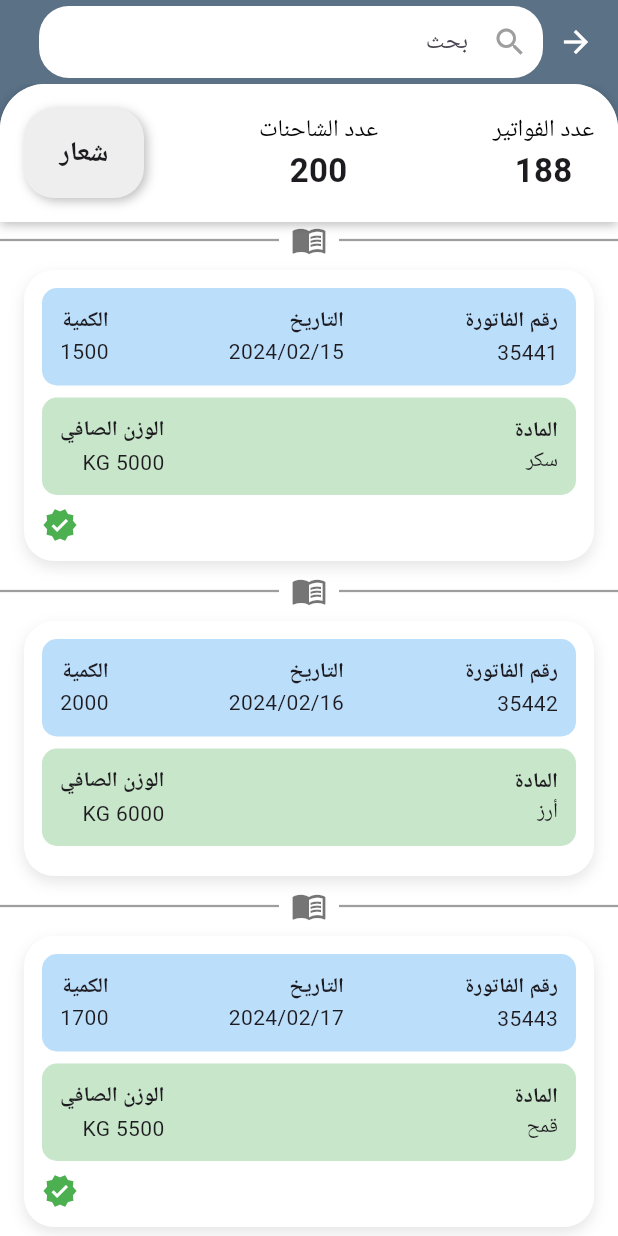
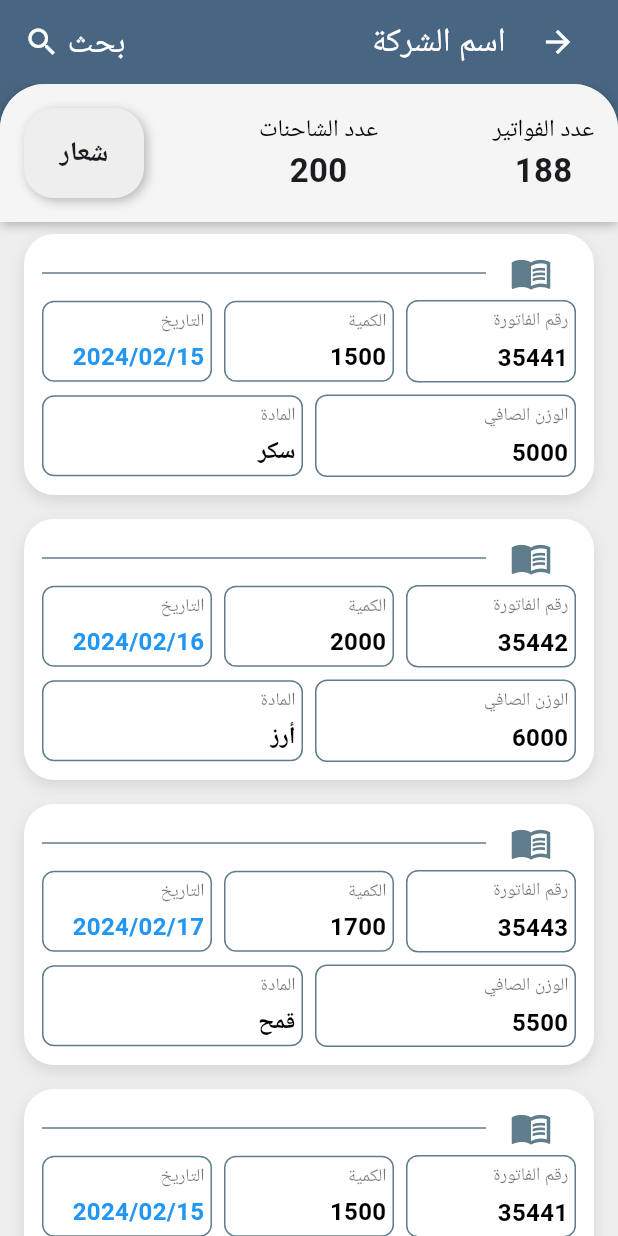
Before and after one commit to Azobad2024/mutazan_plus, a Flutter app: the screen it shows after launch, on a phone screen of 412 x 824 dp. Run offline on Flutter 3.47's test engine with Material 3 defaults, Android fonts, the phone set to English and light mode, and no system bars; our stand-ins replace flutter_svg; Roboto replaces fonts that are missing (Khandevane); project files that could hold a hidden picture were left out.

Commit message:
تحسين تصميم صفحة افواتير واضافة شاشة مراجعة وتحقيق الفاتورة

```diff
--- a/lib/main.dart
+++ b/lib/main.dart
@@ -35,6 +35,7 @@ class MyApp extends StatelessWidget {
           child: child!,
         );
       },
+
       home:  InvoicesScreen(),//LoginScreenWithWelcome(),//Company(),
       routes: {
         "/Home": (context) => Home(),
--- a/lib/view/Bills.dart
+++ b/lib/view/Bills.dart
@@ -1,4 +1,6 @@
 import 'package:flutter/material.dart';
+
+import '../constants.dart';
 
 class InvoicesScreen extends StatefulWidget {
   @override
@@ -6,8 +8,17 @@ class InvoicesScreen extends StatefulWidget {
 }
 
 class _InvoicesScreenState extends State<InvoicesScreen> {
+  bool _isSearching = false;
+  TextEditingController _searchController = TextEditingController();
   int totalInvoices = 188;
   int totalTrucks = 200;
+
+  void _closeSearch(){
+    setState(() {
+      _isSearching = false;
+      _searchController.clear();
+    });
+  }
 
   final List<Map<String, dynamic>> invoices = [
     {
@@ -16,7 +27,7 @@ class _InvoicesScreenState extends State<InvoicesScreen> {
       'quantity': '1500',
       'material': 'سكر',
       'netWeight': '5000',
-      'isVerified': true,
+      'isVerified': false,
     },
     {
       'invoiceNumber': '35442',
@@ -32,36 +43,80 @@ class _InvoicesScreenState extends State<InvoicesScreen> {
       'quantity': '1700',
       'material': 'قمح',
       'netWeight': '5500',
-      'isVerified': true,
+      'isVerified': false,
     },
+    {
+      'invoiceNumber': '35441',
+      'date': '2024/02/15',
+      'quantity': '1500',
+      'material': 'سكر',
+      'netWeight': '5000',
+      'isVerified': false,
+    },
+
   ];
+
+  //تحديث حالة الفاتورة عند التحقق
+  void verifyInvoice(int index) {
+    setState(() {
+      invoices[index]['isVerified'] = true;
+    });
+  }
 
   @override
   Widget build(BuildContext context) {
-    return Scaffold(
-      backgroundColor: Color(0xFF5A7186),
+    return GestureDetector(
+      onTap: _closeSearch,
+      child: Scaffold(
+        backgroundColor: backgroundColor,
         appBar: AppBar(
-        backgroundColor: Color(0xFF5A7186),
+          backgroundColor: backgroundColor,
           elevation: 0,
           title: Row(
-          mainAxisAlignment: MainAxisAlignment.spaceBetween,
             children: [
-            Icon(Icons.arrow_back, color: Colors.white),
-            Expanded(
-              child: Container(
-                margin: EdgeInsets.symmetric(horizontal: 10),
-                padding: EdgeInsets.symmetric(horizontal: 10),
+              // أيقونة العودة في الجانب الأيسر
+              IconButton(
+                icon: Icon(Icons.arrow_back, color: Colors.white),
+                onPressed: () {
+                  Navigator.pop(context); // الرجوع للخلف
+                },
+              ),
+              Text("  اسم الشركة ",style: TextStyle(color: Colors.white),),
+              Spacer(), // يضيف فراغ بين البحث وأيقونة العودة
+
+              // البحث في الجانب الأيمن
+              if (_isSearching)
+                AnimatedContainer(
+                  duration: Duration(milliseconds: 300), // تأثير انسيابي
+                  width: MediaQuery.of(context).size.width * 0.5, // 60% من عرض الشاشة
+                  height: 40,
                   decoration: BoxDecoration(
                     color: Colors.white,
                     borderRadius: BorderRadius.circular(20),
                   ),
                   child: TextField(
+                    controller: _searchController,
+                    autofocus: true,
                     decoration: InputDecoration(
-                    hintText: 'بحث',
+                      hintText: 'أدخل نص البحث...',
                       border: InputBorder.none,
-                    icon: Icon(Icons.search, color: Colors.grey),
+                      contentPadding: EdgeInsets.symmetric(horizontal: 10),
                     ),
                   ),
+                )
+              else
+                GestureDetector(
+                  onTap: () {
+                    setState(() {
+                      _isSearching = true;
+                    });
+                  },
+                  child: Row(
+                    children: [
+                      Text('بحث', style: TextStyle(color: Colors.white)),
+                      SizedBox(width: 5),
+                      Icon(Icons.search, color: Colors.white),
+                    ],
                   ),
                 ),
             ],
@@ -69,7 +124,7 @@ class _InvoicesScreenState extends State<InvoicesScreen> {
         ),
         body: Container(
           decoration: BoxDecoration(
-          color: Colors.white,
+            color: Colors.grey[200],
             borderRadius: BorderRadius.vertical(top: Radius.circular(30)),
           ),
           child: Column(
@@ -78,7 +133,7 @@ class _InvoicesScreenState extends State<InvoicesScreen> {
               Container(
                 padding: EdgeInsets.all(16),
                 decoration: BoxDecoration(
-                color: Colors.white,
+                  color: Colors.grey[100],
                   borderRadius: BorderRadius.vertical(top: Radius.circular(30)),
                   boxShadow: [
                     BoxShadow(
@@ -148,11 +203,13 @@ class _InvoicesScreenState extends State<InvoicesScreen> {
                       material: invoice['material'],
                       netWeight: invoice['netWeight'],
                       isVerified: invoice['isVerified'],
+                      onVerify: () => verifyInvoice(index), // ✅ تمرير دالة التحقق
                     );
                   },
                 ),
               ),
             ],
+          ),
         ),
       ),
     );
@@ -167,6 +224,7 @@ class InvoiceCard extends StatelessWidget {
   final String material;
   final String netWeight;
   final bool isVerified;
+  final VoidCallback onVerify; // ✅ تمرير دالة التحقق
 
   InvoiceCard({
     required this.invoiceNumber,
@@ -174,28 +232,20 @@ class InvoiceCard extends StatelessWidget {
     required this.quantity,
     required this.material,
     required this.netWeight,
-    this.isVerified = false,
+    required this.isVerified,
+    required this.onVerify,
   });
 
   @override
   Widget build(BuildContext context) {
-    return Column(
+    return GestureDetector(
+      onTap: () {
+        if (!isVerified) {
+          _showVerificationDialog(context);
+        }
+      },
+      child: Column(
         children: [
-        // ✅ الخط الفاصل مع أيقونة الكتاب
-        Row(
-          children: [
-            Expanded(
-              child: Divider(color: Colors.grey, thickness: 1.5),
-            ),
-            Padding(
-              padding: const EdgeInsets.symmetric(horizontal: 8),
-              child: Icon(Icons.menu_book, color: Colors.black54),
-            ),
-            Expanded(
-              child: Divider(color: Colors.grey, thickness: 1.5),
-            ),
-          ],
-        ),
           Container(
             margin: EdgeInsets.symmetric(vertical: 8, horizontal: 16),
             padding: EdgeInsets.all(12),
@@ -213,88 +263,132 @@ class InvoiceCard extends StatelessWidget {
             child: Column(
               crossAxisAlignment: CrossAxisAlignment.start,
               children: [
-              // ✅ المربع الأول: رقم الفاتورة، الكمية، والتاريخ
-              Container(
-                padding: EdgeInsets.all(12),
-                decoration: BoxDecoration(
-                  color: Colors.blue[100],
-                  borderRadius: BorderRadius.circular(10),
+                Row(
+                  children: [
+                    Padding(
+                      padding: EdgeInsets.symmetric(horizontal: 16),
+                      child: Icon(Icons.menu_book, color: Colors.blueGrey, size: 28),
                     ),
-                child: Row(
-                  mainAxisAlignment: MainAxisAlignment.spaceBetween,
-                  children: [
-                    Column(
-                      crossAxisAlignment: CrossAxisAlignment.start,
-                      children: [
-                        Text("رقم الفاتورة",
-                            style: TextStyle(fontWeight: FontWeight.bold)),
-                        Text(invoiceNumber),
-                      ],
-                    ),
-                    Column(
-                      crossAxisAlignment: CrossAxisAlignment.start,
-                      children: [
-                        Text("التاريخ",
-                            style: TextStyle(fontWeight: FontWeight.bold)),
-                        Text(date),
-                      ],
-                    ),
-                    Column(
-                      crossAxisAlignment: CrossAxisAlignment.start,
-                      children: [
-                        Text("الكمية",
-                            style: TextStyle(fontWeight: FontWeight.bold)),
-                        Text(quantity),
-                      ],
+                    Expanded(
+                      child: Container(height: 1, color: Colors.blueGrey),
                     ),
                   ],
                 ),
+                SizedBox(height: 4),
+                Row(
+                  children: [
+                    Expanded(
+                      child: InvoiceLabel(title: "رقم الفاتورة", value: invoiceNumber),
                     ),
-              SizedBox(height: 8),
-
-              // ✅ المربع الثاني: المادة والوزن الصافي
-              Container(
-                padding: EdgeInsets.all(12),
-                decoration: BoxDecoration(
-                  color: Colors.green[100],
-                  borderRadius: BorderRadius.circular(10),
+                    SizedBox(width: 8),
+                    Expanded(
+                      child: InvoiceLabel(title: "الكمية", value: quantity),
                     ),
-                child: Row(
-                  mainAxisAlignment: MainAxisAlignment.spaceBetween,
-                  children: [
-                    Column(
-                      crossAxisAlignment: CrossAxisAlignment.start,
-                      children: [
-                        Text("المادة",
-                            style: TextStyle(fontWeight: FontWeight.bold)),
-                        Text(material),
-                      ],
-                    ),
-                    Column(
-                      crossAxisAlignment: CrossAxisAlignment.start,
-                      children: [
-                        Text("الوزن الصافي",
-                            style: TextStyle(fontWeight: FontWeight.bold)),
-                        Text("$netWeight KG"),
-                      ],
+                    SizedBox(width: 8),
+                    Expanded(
+                      child: InvoiceLabel(title: "التاريخ", value: date, isDate: true),
                     ),
                   ],
                 ),
+                SizedBox(height: 8),
+                Row(
+                  children: [
+                    Expanded(
+                      child: InvoiceLabel(title: "الوزن الصافي", value: netWeight),
                     ),
-              SizedBox(height: 8),
-
-              // ✅ أيقونة التحقق
+                    SizedBox(width: 8),
+                    Expanded(
+                      child: InvoiceLabel(title: "المادة", value: material),
+                    ),
+                  ],
+                ),
                 if (isVerified)
-                Row(
-                  mainAxisAlignment: MainAxisAlignment.end,
+                  Padding(
+                    padding: const EdgeInsets.only(top: 8),
+                    child: Row(
+                      mainAxisAlignment: MainAxisAlignment.center,
                       children: [
-                    Icon(Icons.verified, color: Colors.green, size: 24),
-                  ],
+                        Icon(Icons.verified, color: Colors.green, size: 28),
+                        SizedBox(width: 8), // تباعد بين الأيقونة والنص
+                        Text(
+                          "تم التحقق",
+                          style: TextStyle(
+                            fontSize: 16,
+                            fontWeight: FontWeight.bold,
+                            color: Colors.green,
+                          ),
                         ),
                       ],
                     ),
                   ),
               ],
+            ),
+          ),
+        ],
+      ),
+    );
+  }
+
+  void _showVerificationDialog(BuildContext context) {
+    showDialog(
+      context: context,
+      builder: (context) => AlertDialog(
+        title: Text("هل الفاتورة صحيحة؟", textAlign: TextAlign.center),
+        content: Text(
+          "عند تأكيد صحة الفاتورة سيتم وضع علامة التحقق عليها.",
+          textAlign: TextAlign.center,
+        ),
+        actions: [
+          TextButton(
+            onPressed: () {
+              Navigator.pop(context);
+            },
+            child: Text("خاطئة", style: TextStyle(color: Colors.red)),
+          ),
+          TextButton(
+            onPressed: () {
+              onVerify();
+              Navigator.pop(context);
+            },
+            child: Text("صحيحة", style: TextStyle(color: Colors.green)),
+          ),
+        ],
+      ),
     );
   }
 }
+
+// ✅ ويدجت لعرض البيانات داخل المستطيلات
+class InvoiceLabel extends StatelessWidget {
+  final String title;
+  final String value;
+  final bool isDate;
+
+  InvoiceLabel({required this.title, required this.value, this.isDate = false});
+
+  @override
+  Widget build(BuildContext context) {
+    return Container(
+      padding: EdgeInsets.all(4),
+      decoration: BoxDecoration(
+        border: Border.all(color: Colors.blueGrey, width: 1),
+        borderRadius: BorderRadius.circular(8),
+      ),
+      child: Column(
+        crossAxisAlignment: CrossAxisAlignment.start,
+        children: [
+          Text(title, style: TextStyle(fontSize: 12, color: Colors.black54)),
+          SizedBox(height: 4),
+          Text(
+            value,
+            style: TextStyle(
+              fontSize: 16,
+              fontWeight: FontWeight.bold,
+              color: isDate ? Colors.blue : Colors.black,
+            ),
+          ),
+        ],
+      ),
+    );
+  }
+}
```
Lines whose indentation alone changed are shown as unchanged.
